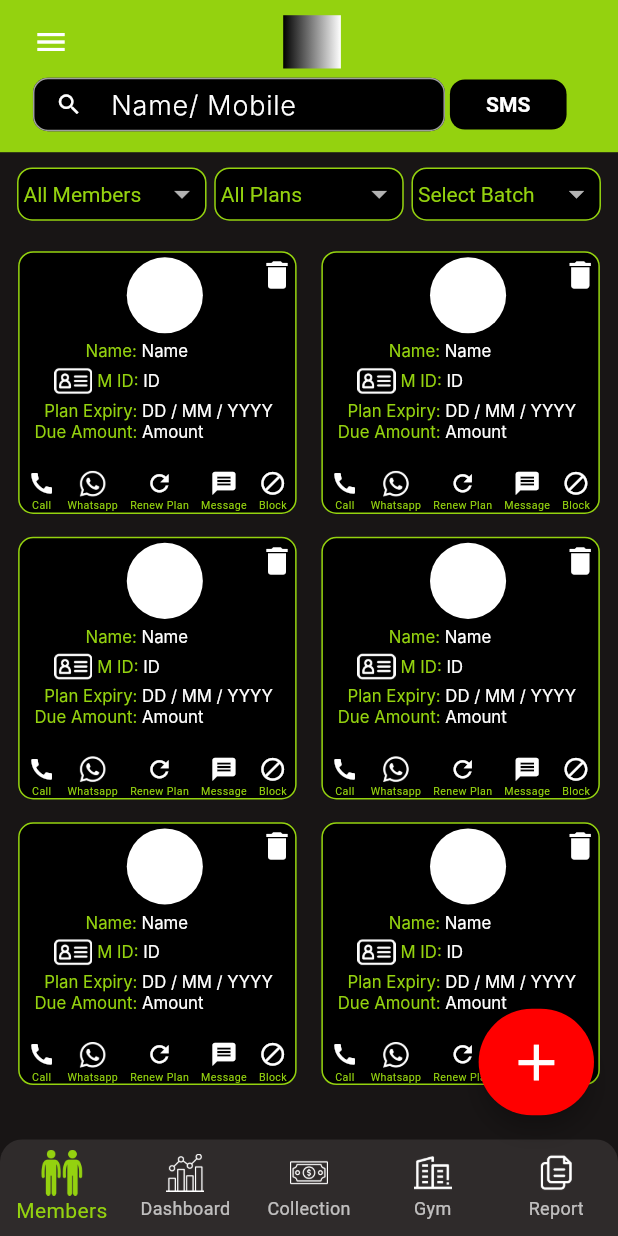
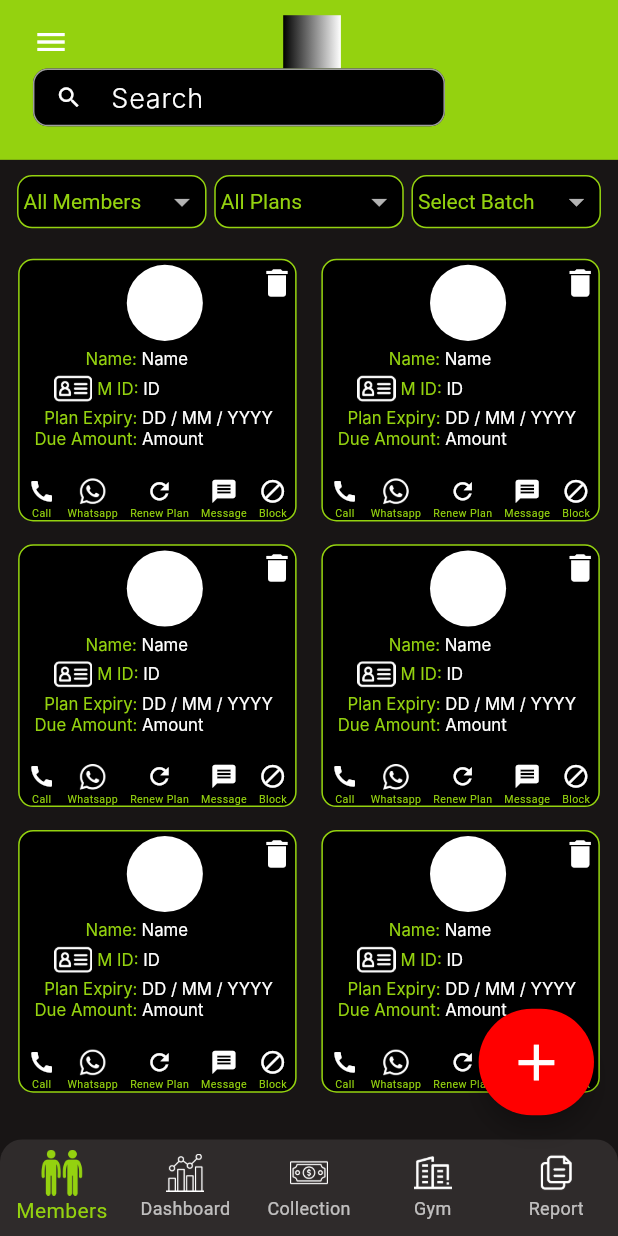
Before and after one commit to Sumeetbharali/360, a Flutter app: the screen it shows once a user with an empty profile is signed in, on a phone screen of 412 x 824 dp. Run offline on Flutter 3.47's test engine with Material 3 defaults, Android fonts, the phone set to English and light mode, and no system bars; our stand-ins replace flutter_screenutil, supabase_flutter; accounts and stored records are empty; Roboto replaces fonts that are missing (Inter).

Commit message:
-Supabase login and logout

```diff
--- a/lib/core/widgets/my_app_bar.dart
+++ b/lib/core/widgets/my_app_bar.dart
@@ -14,7 +14,7 @@ class MyAppBar extends StatelessWidget {
   Widget build(BuildContext context) {
     return Container(
       padding: EdgeInsets.symmetric(horizontal: 20.w),
-      height: 100.h,
+      height: 105.h,
       color: ColorPalette.mainGreen,
       child: Column(
         children: [
@@ -45,12 +45,12 @@ class MyAppBar extends StatelessWidget {
             children: [
               SizedBox(
                 width: 250.w,
-                height: 35.h,
+                height: 38.h,
                 child: TextFormField(
                   style: TextStyle(fontSize: 20),
                   decoration: InputDecoration(
                     contentPadding: EdgeInsets.symmetric(vertical: 1.h),
-                    hintText: "Name/ Mobile",
+                    hintText: "Search",
                     hintStyle: MyTextStyles.fontInter18WhiteLight,
                     prefixIcon: const Icon(Icons.search),
                     prefixIconColor: Colors.white,
@@ -64,22 +64,6 @@ class MyAppBar extends StatelessWidget {
                   onChanged: (searchBarController) {},
                 ),
               ),
-              horizontalSpace(3),
-              FilledButton(
-                onPressed: () {},
-                style: FilledButton.styleFrom(
-                    shape: RoundedRectangleBorder(
-                        borderRadius: BorderRadius.circular(10)),
-                    minimumSize: Size(30.w, 33.h),
-                    backgroundColor: Colors.black),
-                child: const Text(
-                  "SMS",
-                  style: TextStyle(
-                      color: Colors.white,
-                      fontSize: 14,
-                      fontWeight: FontWeight.bold),
-                ),
-              )
             ],
           )
         ],
--- a/lib/features/auth_gate.dart
+++ b/lib/features/auth_gate.dart
@@ -11,17 +11,19 @@ class AuthGate extends StatelessWidget {
     return StreamBuilder(
       stream: Supabase.instance.client.auth.onAuthStateChange,
       builder: (context, snapshot) {
-        if (snapshot.connectionState == ConnectionState.waiting)
-          return Scaffold(
+        if (snapshot.connectionState == ConnectionState.waiting) {
+          return const Scaffold(
               body: Center(
             child: CircularProgressIndicator(),
           ));
+        }
 
         final session = snapshot.hasData ? snapshot.data!.session : null;
-        if (session != null)
+        if (session != null) {
           return MainLayout();
-        else
+        } else {
           return LoginOptions();
+        }
       },
     );
   }
--- a/lib/main_layout.dart
+++ b/lib/main_layout.dart
@@ -28,7 +28,9 @@ class _MainLayoutState extends State<MainLayout> {
           child: ListView(
             children: [
               GestureDetector(
-                onTap: authService.signOut,
+                onTap: () async {
+                  await authService.signOut();
+                },
                 child: Text(
                   "Log out",
                   style: MyTextStyles.fontInter20MainGreenExtraBold,
```
